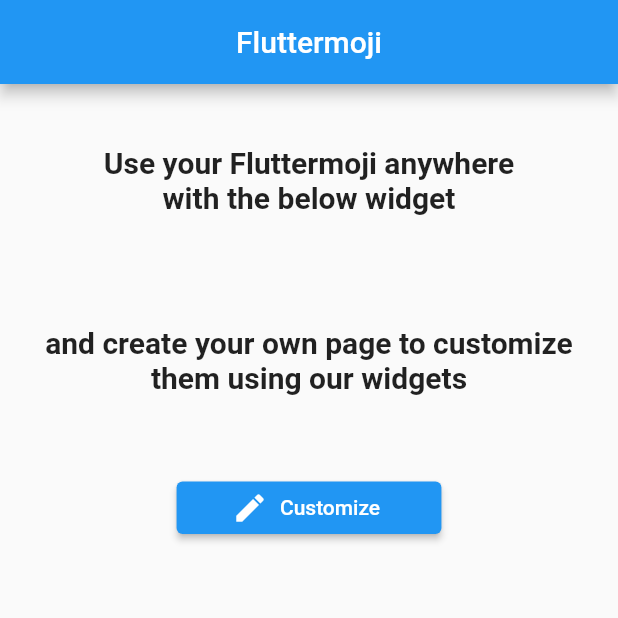
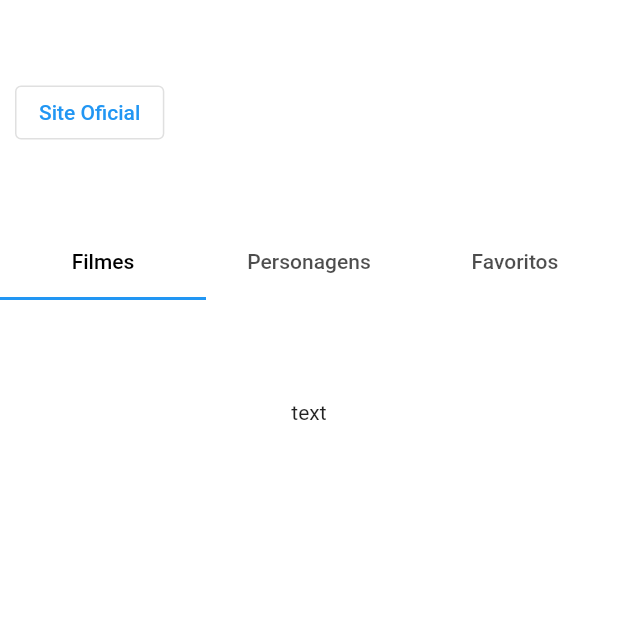
Before and after one commit to guilhermelbo/starwars, a Flutter app: the screen it shows after launch, on a phone screen of 412 x 824 dp, the top half of it. Run offline on Flutter 3.47's test engine with Material 2 defaults, Android fonts, the phone set to English and light mode, and no system bars; our stand-ins replace flutter_svg, get, sqflite; missing offline and left inert: fluttermoji; accounts and stored records are empty.

Commit message:
Atualização da main

```diff
--- a/starwars/lib/main.dart
+++ b/starwars/lib/main.dart
@@ -1,202 +1,98 @@
-import 'dart:math';
 import 'package:flutter/material.dart';
-import 'package:fluttermoji/fluttermoji.dart';
-import 'package:flutter_svg/flutter_svg.dart';
-import 'package:starwars/database/db.dart';
-import 'package:get/get.dart';
+import 'package:starwars/avatar_customize.dart';
+import 'package:starwars/avatar.dart';
 
 void main() {
-  runApp(MyApp());
+  runApp(const MyApp());
 }
 
 class MyApp extends StatelessWidget {
+  const MyApp({super.key});
+
   @override
   Widget build(BuildContext context) {
     return MaterialApp(
-      title: 'Fluttermoji Demo',
-      debugShowCheckedModeBanner: false,
+      title: 'Star Wars App',
       theme: ThemeData.light(),
       // darkTheme: ThemeData.dark(),
-      home: MyHomePage(title: 'Fluttermoji'),
+      home: const HomePage(),
     );
   }
 }
 
-class MyHomePage extends StatefulWidget {
-  MyHomePage({Key? key, this.title}) : super(key: key);
-  final String? title;
+class HomePage extends StatefulWidget {
+  const HomePage({super.key});
 
   @override
-  _MyHomePageState createState() => _MyHomePageState();
+  State<HomePage> createState() => _HomePageState();
 }
 
-class _MyHomePageState extends State<MyHomePage> {
-  late Future<dynamic> futureSvg;
-  String svg = '';
+class _HomePageState extends State<HomePage> with TickerProviderStateMixin{
+  Widget bodyContent = const Text('testando');
 
-  _MyHomePageState() {
-    Get.put(FluttermojiController());
-  }
-
-  loadSvg() async {
-    var db = await DB.instance.database;
-    return await db.query('avatar');
+  changeBodyContent(){
+    setState(() {
+      bodyContent = const AvatarCustomize();
+    });
   }
 
   @override
   Widget build(BuildContext context) {
-    futureSvg = loadSvg();
-    futureSvg.then((value) => {
-      setState((){
-        svg = value.first['svg'];
-      })
-    });
+    TabController tabController = TabController(length: 3, vsync: this);
     return Scaffold(
-      appBar: AppBar(
-        title: Text(widget.title!),
-        centerTitle: true,
-      ),
-      body: ListView(
-        physics: BouncingScrollPhysics(),
+      backgroundColor: Colors.white,
+      body: Column(
         children: <Widget>[
           SizedBox(
-            height: 25,
-          ),
-          Padding(
-            padding: const EdgeInsets.all(16.0),
-            child: Text(
-              "Use your Fluttermoji anywhere\nwith the below widget",
-              style: TextStyle(fontWeight: FontWeight.w600, fontSize: 20),
-              textAlign: TextAlign.center,
-            ),
-          ),
-          SizedBox(
-            height: 25,
-          ),
-          FutureBuilder(
-            future: futureSvg,
-            builder:(context, snapshot){
-              if(svg != ''){
-                return SvgPicture.string(svg);
-              }
-              return Container();
-            }
-          ),
-          SizedBox(
-            height: 25,
-          ),
-          Padding(
-            padding: const EdgeInsets.all(8.0),
-            child: Text(
-              "and create your own page to customize them using our widgets",
-              style: TextStyle(fontWeight: FontWeight.w600, fontSize: 20),
-              textAlign: TextAlign.center,
+            height: 150,
+            width: MediaQuery.of(context).size.width,
+            child: Row(
+              mainAxisAlignment: MainAxisAlignment.spaceBetween,
+              children: <Widget>[
+                Container(
+                  padding: const EdgeInsets.only(left: 10),
+                  child: OutlinedButton(
+                    onPressed: (){},
+                    child: const Text('Site Oficial')
+                  ),
+                ),
+                Container(
+                  padding: const EdgeInsets.only(right: 10, top: 10),
+                  child: TextButton(
+                    onPressed: ()=>{
+                      changeBodyContent()
+                    },
+                    child: const Avatar()
+                  ),
+                ),
+              ],
             ),
           ),
           SizedBox(
             height: 50,
-          ),
-          Row(
-            children: [
-              Spacer(flex: 2),
-              Expanded(
-                flex: 3,
-                child: Container(
-                  height: 35,
-                  child: ElevatedButton.icon(
-                    icon: Icon(Icons.edit),
-                    label: Text("Customize"),
-                    onPressed: () => Navigator.push(context,
-                        new MaterialPageRoute(builder: (context) => NewPage())),
-                  ),
-                ),
-              ),
-              Spacer(flex: 2),
-            ],
+            child: TabBar(
+              controller: tabController,
+              labelColor: Colors.black,
+              tabs: const [
+                Tab(text: 'Filmes'),
+                Tab(text: 'Personagens'),
+                Tab(text: 'Favoritos'),
+              ]
+            ),
           ),
           SizedBox(
-            height: 100,
-          ),
-        ],
-      ),
+            height: 150,
+            child: TabBarView(
+              controller: tabController,
+              children: const [
+                Tab(text: 'text'),
+                Tab(text: 'text 2'),
+                Tab(text: 'text 3'),
+              ]
+            ),
+          )
+        ]
+      )
     );
   }
 }
-
-class NewPage extends StatefulWidget{
-  NewPage({Key? key}) : super(key: key);
-
-  @override
-  _NewPageState createState() => _NewPageState();
-}
-
-class _NewPageState extends State<NewPage>{
-  late Future<dynamic> futureSvg;
-  String svg = '';
-
-  _NewPageState(){
-    futureSvg = loadSvg();
-    futureSvg.then((value) => {
-        svg = value.first['svg']
-    });
-  }
-
-  loadSvg() async {
-    var db = await DB.instance.database;
-    return await db.query('avatar');
-  }
-
-  salvar() async {
-    var db = await DB.instance.database;
-    db.update('avatar', {'svg': Get.find<FluttermojiController>().getFluttermojiFromOptions()});
-  }
-
-  @override
-  Widget build(BuildContext context) {
-    var _width = MediaQuery.of(context).size.width;
-    return Scaffold(
-      appBar: AppBar(),
-      body: Center(
-        child: SingleChildScrollView(
-          child: Column(
-            crossAxisAlignment: CrossAxisAlignment.center,
-            children: [
-              Padding(
-                padding: const EdgeInsets.symmetric(vertical: 30),
-                child: FluttermojiCircleAvatar(
-                  backgroundColor: Colors.grey[200],
-                  radius: 100,
-                ),
-              ),
-              SizedBox(
-                width: min(600, _width * 0.85),
-                child: Row(
-                  children: [
-                    Text(
-                      "Customize:",
-                      style: Theme.of(context).textTheme.headline6,
-                    ),
-                    Spacer(),
-                    FluttermojiSaveWidget(
-                      onTap: salvar,
-                    ),
-                  ],
-                ),
-              ),
-              Padding(
-                padding:
-                    const EdgeInsets.symmetric(horizontal: 8.0, vertical: 30),
-                child: FluttermojiCustomizer(
-                  scaffoldWidth: min(600, _width * 0.85),
-                  autosave: false,
-                  theme: FluttermojiThemeData(
-                      boxDecoration: BoxDecoration(boxShadow: [BoxShadow()])),
-                ),
-              ),
-            ],
-          ),
-        ),
-      ),
-    );
-  }
-}
```
